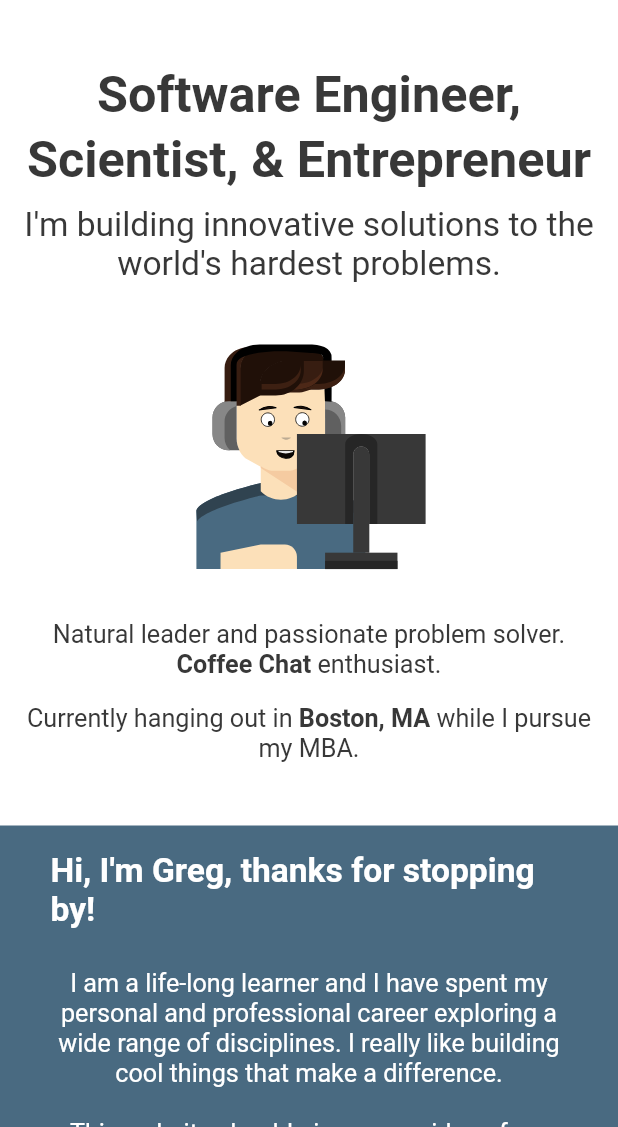
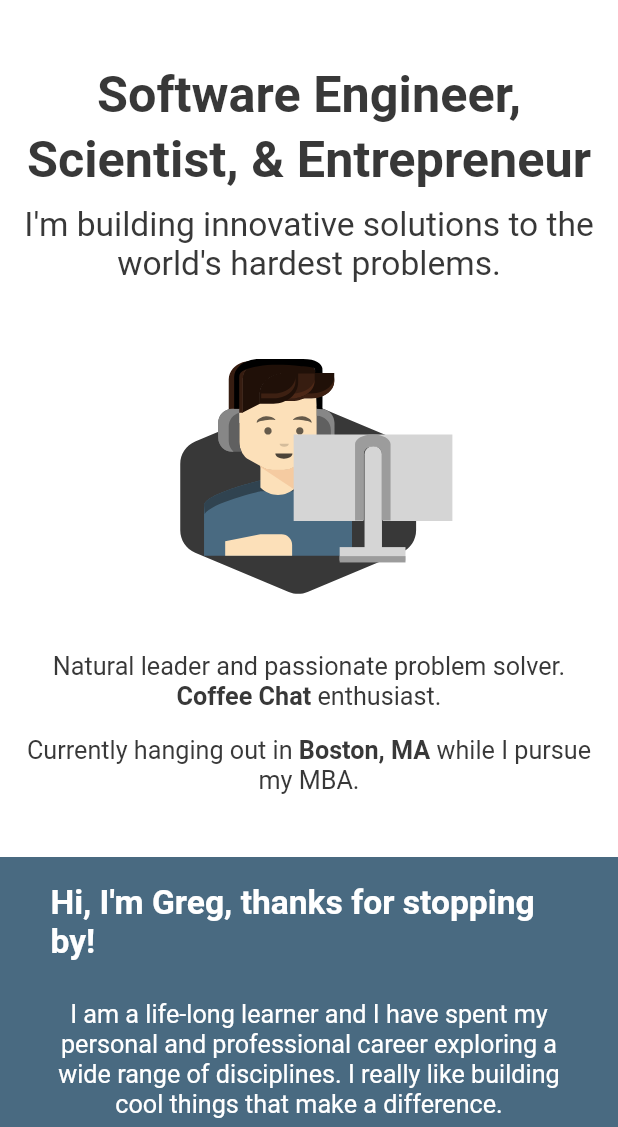
Before and after one commit to gavanaken/gavanaken.github.io, a Flutter app: the screen it shows after launch, on a phone screen of 412 x 824 dp, the part 109-1236 px from its top. Run offline on Flutter 3.47's test engine with Material 3 defaults, Android fonts, the light colour scheme and no system bars; our stand-ins replace flutter_svg, font_awesome_flutter.

Commit message:
Updating avatar

```diff
--- a/site/lib/main.dart
+++ b/site/lib/main.dart
@@ -223,8 +223,8 @@ class _MyHomePageState extends State<MyHomePage> {
                   ),
                   SvgPicture.asset(
                     "assets/about-me-avatar.svg",
-                    height: 250 * getScreenScale(context),
-                    width: 250 * getScreenScale(context),
+                    height: 280 * getScreenScale(context),
+                    width: 280 * getScreenScale(context),
                   ),
                   SizedBox(
                     height: getScreenScale(context) * 24,
```
Also changed, not shown: site/assets/about-me-avatar.svg.
